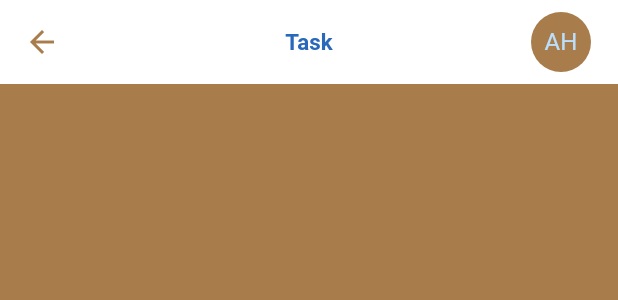
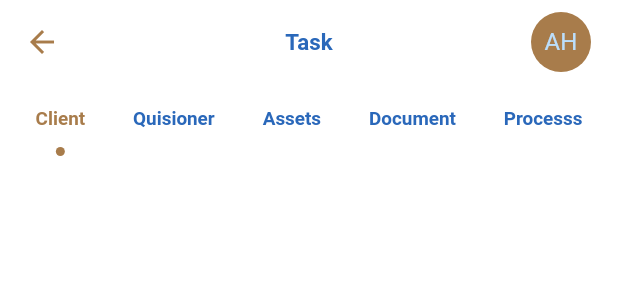
Before and after one commit to nofipriatno/new-fintools, a Flutter app: the SurveyHomePage widget shown alone on an empty page, opened directly, tab 3 chosen, on a phone screen of 412 x 824 dp. Shown: the top 300 px of the screen. Run offline on Flutter 3.47's test engine with Material 2 defaults, Android fonts, the phone set to English and light mode, and no system bars; our stand-ins replace bloc, carousel_slider, connectivity_plus, dartz, dio, drift and 13 more; missing offline and left inert: onesignal_flutter; accounts and stored records are empty; generated files the repository leaves out were written again.

Commit message:
Feature :  - Add Task Tab  - Add Assets

```diff
--- a/lib/domain/core/constant/app_asset.dart
+++ b/lib/domain/core/constant/app_asset.dart
@@ -8,7 +8,13 @@ class AppAssets {
       'assets/images/images_on_boarding_prove.png';
   static String imagesOnBoarding3 =
       'assets/images/images_on_boarding_survey.png';
+  static String imagesLoginBackground =
+      'assets/images/images_login_background.png';
 
   /// Survey Segment
   static String icSurveyLocation = 'assets/icons/icon_survey_location.png';
+
+  /// svg
+  static String svgLoginBackground =
+      'assets/images/svg/images_login_background.svg';
 }
--- a/lib/presentation/survey/survey_task_page.dart
+++ b/lib/presentation/survey/survey_task_page.dart
@@ -1,19 +1,56 @@
 import 'package:fintools/domain/core/constant/app_color.dart';
+import 'package:fintools/domain/core/constant/app_font.dart';
 import 'package:fintools/presentation/component/app_bar/custom_app_bar.dart';
+import 'package:fintools/presentation/component/indicator/circle_tab_indicator.dart';
 import 'package:fintools/presentation/component/scaffold/custom_scaffold.dart';
 import 'package:fintools/utilities/i10n/l10n.dart';
 import 'package:flutter/material.dart';
+import 'package:flutter_hooks/flutter_hooks.dart';
 
-class SurveyTaskPage extends StatelessWidget {
+class SurveyTaskPage extends HookWidget {
   const SurveyTaskPage({Key? key}) : super(key: key);
 
   @override
   Widget build(BuildContext context) {
+    TabController controller = useTabController(initialLength: 5);
+
     return CustomScaffold.normal(
       context,
       appBar: CustomAppBar.surveyAppBar(context, title: I10n.current.task),
-      body: Container(
-        color: AppColor.gold,
+      body: DefaultTabController(
+        length: controller.length,
+        child: Column(
+          children: [
+            TabBar(
+              controller: controller,
+              tabs: [
+                Tab(text: I10n.current.client),
+                Tab(text: I10n.current.quisioner),
+                Tab(text: I10n.current.asset),
+                Tab(text: I10n.current.document),
+                Tab(text: I10n.current.process),
+              ],
+              isScrollable: true,
+              labelStyle: AppFont.text11Bold,
+              labelColor: AppColor.gold,
+              unselectedLabelColor: AppColor.blue,
+              indicator: CircleTabIndicator(color: AppColor.gold, radius: 3),
+            ),
+            Flexible(
+              child: TabBarView(
+                controller: controller,
+                physics: const NeverScrollableScrollPhysics(),
+                children: [
+                  Container(),
+                  Container(),
+                  Container(),
+                  Container(),
+                  Container(),
+                ],
+              ),
+            )
+          ],
+        ),
       ),
     );
   }
--- a/lib/utilities/i10n/intl/messages_en.dart
+++ b/lib/utilities/i10n/intl/messages_en.dart
@@ -25,27 +25,36 @@ class MessageLookup extends MessageLookupByLibrary {
   final messages = _notInlinedMessages(_notInlinedMessages);
   static Map<String, Function> _notInlinedMessages(_) => <String, Function>{
         "app_name": MessageLookupByLibrary.simpleMessage("Fintools"),
+        "asset": MessageLookupByLibrary.simpleMessage("Assets"),
         "button_cancel": MessageLookupByLibrary.simpleMessage("Cancel"),
         "button_ok": MessageLookupByLibrary.simpleMessage("OK"),
+        "client": MessageLookupByLibrary.simpleMessage("Client"),
         "description_collection": MessageLookupByLibrary.simpleMessage(
             "Lorem Ipsum is simply dummy text of the printing and typesetting industry."),
         "description_prove": MessageLookupByLibrary.simpleMessage(
             "Lorem Ipsum is simply dummy text of the printing and typesetting industry."),
         "description_survey": MessageLookupByLibrary.simpleMessage(
             "Lorem Ipsum is simply dummy text of the printing and typesetting industry."),
+        "document": MessageLookupByLibrary.simpleMessage("Document"),
         "history": MessageLookupByLibrary.simpleMessage("History"),
         "home": MessageLookupByLibrary.simpleMessage("Home"),
         "input_corp_domain": MessageLookupByLibrary.simpleMessage(
             "Input Your Office Domain Address"),
         "lang": MessageLookupByLibrary.simpleMessage("en"),
         "login": MessageLookupByLibrary.simpleMessage("Login"),
+        "login_greeting1":
+            MessageLookupByLibrary.simpleMessage("Hello, Welcome!"),
+        "login_greeting2":
+            MessageLookupByLibrary.simpleMessage("Nice Too Meet You Again"),
         "logout": MessageLookupByLibrary.simpleMessage("Logout"),
+        "process": MessageLookupByLibrary.simpleMessage("Processs"),
         "product_collect": MessageLookupByLibrary.simpleMessage("Collection"),
         "product_key_1": MessageLookupByLibrary.simpleMessage("iprove"),
         "product_key_2": MessageLookupByLibrary.simpleMessage("collection"),
         "product_key_3": MessageLookupByLibrary.simpleMessage("survey"),
         "product_prove": MessageLookupByLibrary.simpleMessage("I-Prove"),
         "product_survey": MessageLookupByLibrary.simpleMessage("Survey"),
+        "quisioner": MessageLookupByLibrary.simpleMessage("Quisioner"),
         "save": MessageLookupByLibrary.simpleMessage("Save"),
         "survey_greeting_user": m0,
         "task": MessageLookupByLibrary.simpleMessage("Task"),
--- a/lib/utilities/i10n/intl/messages_id.dart
+++ b/lib/utilities/i10n/intl/messages_id.dart
@@ -39,6 +39,10 @@ class MessageLookup extends MessageLookupByLibrary {
             MessageLookupByLibrary.simpleMessage("Masukkan Domain Perusahaan"),
         "lang": MessageLookupByLibrary.simpleMessage("id"),
         "login": MessageLookupByLibrary.simpleMessage("Masuk"),
+        "login_greeting1":
+            MessageLookupByLibrary.simpleMessage("Halo, Selamat Datang!"),
+        "login_greeting2":
+            MessageLookupByLibrary.simpleMessage("Senang berjumpa lagi"),
         "logout": MessageLookupByLibrary.simpleMessage("Keluar"),
         "product_collect": MessageLookupByLibrary.simpleMessage("Collection"),
         "product_key_1": MessageLookupByLibrary.simpleMessage("iprove"),
--- a/lib/utilities/i10n/intl_en.arb
+++ b/lib/utilities/i10n/intl_en.arb
@@ -31,5 +31,12 @@
   "upcoming_survey": "Upcoming Survey",
   "today": "Today",
   "task_completed": "Task Completed",
-  "logout": "Logout"
+  "logout": "Logout",
+  "login_greeting1": "Hello, Welcome!",
+  "login_greeting2": "Nice Too Meet You Again",
+  "client": "Client",
+  "quisioner": "Quisioner",
+  "asset": "Assets",
+  "document": "Document",
+  "process": "Processs"
 }
--- a/lib/utilities/i10n/intl_id.arb
+++ b/lib/utilities/i10n/intl_id.arb
@@ -31,5 +31,7 @@
   "upcoming_survey": "Survey Selanjutnya",
   "today": "Hari ini",
   "task_completed": "Tugas telah selasai",
-  "logout": "Keluar"
+  "logout": "Keluar",
+  "login_greeting1": "Halo, Selamat Datang!",
+  "login_greeting2": "Senang berjumpa lagi"
 }
--- a/lib/utilities/i10n/l10n.dart
+++ b/lib/utilities/i10n/l10n.dart
@@ -289,6 +289,76 @@ class I10n {
       args: [],
     );
   }
+
+  /// `Hello, Welcome!`
+  String get login_greeting1 {
+    return Intl.message(
+      'Hello, Welcome!',
+      name: 'login_greeting1',
+      desc: '',
+      args: [],
+    );
+  }
+
+  /// `Nice Too Meet You Again`
+  String get login_greeting2 {
+    return Intl.message(
+      'Nice Too Meet You Again',
+      name: 'login_greeting2',
+      desc: '',
+      args: [],
+    );
+  }
+
+  /// `Client`
+  String get client {
+    return Intl.message(
+      'Client',
+      name: 'client',
+      desc: '',
+      args: [],
+    );
+  }
+
+  /// `Quisioner`
+  String get quisioner {
+    return Intl.message(
+      'Quisioner',
+      name: 'quisioner',
+      desc: '',
+      args: [],
+    );
+  }
+
+  /// `Assets`
+  String get asset {
+    return Intl.message(
+      'Assets',
+      name: 'asset',
+      desc: '',
+      args: [],
+    );
+  }
+
+  /// `Document`
+  String get document {
+    return Intl.message(
+      'Document',
+      name: 'document',
+      desc: '',
+      args: [],
+    );
+  }
+
+  /// `Processs`
+  String get process {
+    return Intl.message(
+      'Processs',
+      name: 'process',
+      desc: '',
+      args: [],
+    );
+  }
 }
 
 class AppLocalizationDelegate extends LocalizationsDelegate<I10n> {
--- a/pubspec.yaml
+++ b/pubspec.yaml
@@ -58,6 +58,7 @@ flutter:
   assets:
     - assets/icons/
     - assets/images/
+    - assets/images/svg/
     - assets/launcher/
 
 flutter_intl:
@@ -72,7 +73,7 @@ flutter_native_splash:
   image: assets/images/images_splashscreen.png
   android: true
   ios: true
-  android_gravity : fill
+  android_gravity: fill
   ios_content_mode: scaleAspectFill
 
 flutter_icons:
```
Also changed, not shown: lib/presentation/component/indicator/custom_shape_one.dart (added, +86 -0 lines), lib/presentation/survey/survey_login_page.dart (+55 -3 lines), assets/images/2.0x/images_login_background.png (added), assets/images/3.0x/images_login_background.png (added), assets/images/images_login_background.png (added), assets/images/svg/images_login_background.svg (added).
